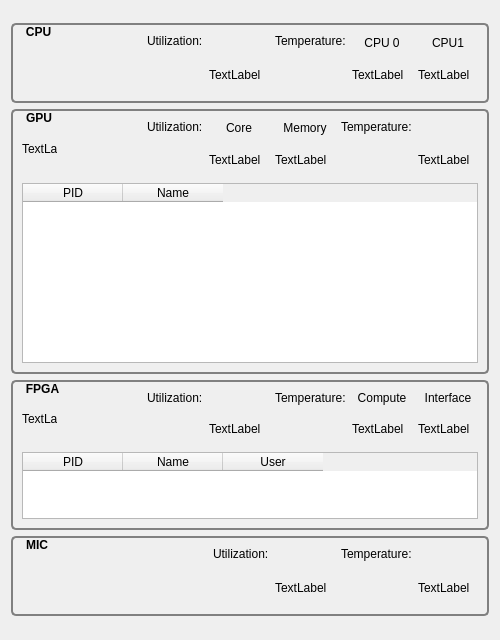
Before: the Qt Designer form utilities/msmonitor/gui/ui/formsystemoverview.ui in akiml/ampehre, drawn with Qt 5.
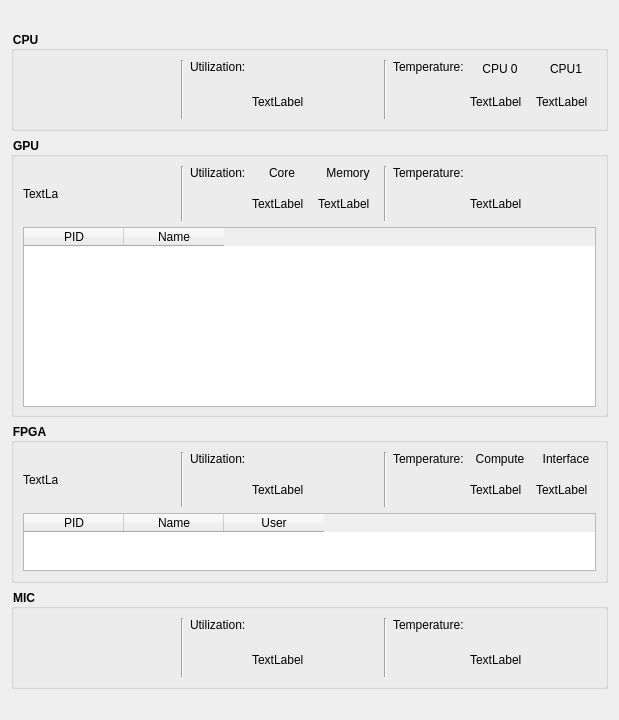
After: the same form once the commit is applied.

Commit message: Modified System Overview GUI.

What changed in the file:
```diff
--- a/utilities/msmonitor/gui/ui/formsystemoverview.ui
+++ b/utilities/msmonitor/gui/ui/formsystemoverview.ui
@@ -6,8 +6,8 @@
    <rect>
     <x>0</x>
     <y>0</y>
-    <width>500</width>
-    <height>640</height>
+    <width>619</width>
+    <height>720</height>
    </rect>
   </property>
   <property name="sizePolicy">
@@ -18,8 +18,8 @@
   </property>
   <property name="minimumSize">
    <size>
-    <width>500</width>
-    <height>610</height>
+    <width>540</width>
+    <height>680</height>
    </size>
   </property>
   <property name="windowTitle">
@@ -33,7 +33,7 @@
        <property name="maximumSize">
         <size>
          <width>16777215</width>
-         <height>80</height>
+         <height>100</height>
         </size>
        </property>
        <property name="font">
@@ -43,15 +43,9 @@
         </font>
        </property>
        <property name="styleSheet">
-        <string notr="true">QGroupBox {
-	border: 2px solid gray;
-	border-radius: 5px; 
-}
-QGroupBox::title { 
-	background-color: transparent;
-    subcontrol-position: top left; /* position at the top left*/ 
-    padding:2 13px;
- } </string>
+        <string notr="true">QGroupBox::title { 
+	background-color: solid;
+ }</string>
        </property>
        <property name="title">
         <string>CPU</string>
@@ -70,6 +64,13 @@
           </property>
          </spacer>
         </item>
+        <item>
+         <widget class="Line" name="line">
+          <property name="orientation">
+           <enum>Qt::Vertical</enum>
+          </property>
+         </widget>
+        </item>
         <item>
          <widget class="QLabel" name="labelUtilization">
           <property name="maximumSize">
@@ -122,6 +123,52 @@
           </item>
          </layout>
         </item>
+        <item>
+         <layout class="QVBoxLayout" name="verticalLayout_15">
+          <item>
+           <spacer name="verticalSpacer_6">
+            <property name="orientation">
+             <enum>Qt::Vertical</enum>
+            </property>
+            <property name="sizeHint" stdset="0">
+             <size>
+              <width>20</width>
+              <height>40</height>
+             </size>
+            </property>
+           </spacer>
+          </item>
+          <item>
+           <widget class="QLabel" name="labelCPUPixmapUtilization2">
+            <property name="enabled">
+             <bool>true</bool>
+            </property>
+            <property name="minimumSize">
+             <size>
+              <width>60</width>
+              <height>35</height>
+             </size>
+            </property>
+            <property name="maximumSize">
+             <size>
+              <width>60</width>
+              <height>35</height>
+             </size>
+            </property>
+            <property name="text">
+             <string/>
+            </property>
+           </widget>
+          </item>
+         </layout>
+        </item>
+        <item>
+         <widget class="Line" name="line_2">
+          <property name="orientation">
+           <enum>Qt::Vertical</enum>
+          </property>
+         </widget>
+        </item>
         <item>
          <widget class="QLabel" name="labelCPUTemperature">
           <property name="text">
@@ -206,7 +253,7 @@
        <property name="maximumSize">
         <size>
          <width>16777215</width>
-         <height>265</height>
+         <height>280</height>
         </size>
        </property>
        <property name="font">
@@ -216,15 +263,9 @@
         </font>
        </property>
        <property name="styleSheet">
-        <string notr="true">QGroupBox {
-	border: 2px solid gray;
-	border-radius: 5px; 
-}
-QGroupBox::title { 
-	background-color: transparent;
-    subcontrol-position: top left; /* position at the top left*/ 
-    padding:2 13px;
- } </string>
+        <string notr="true">QGroupBox::title { 
+	background-color: solid;
+ }</string>
        </property>
        <property name="title">
         <string>GPU</string>
@@ -267,6 +308,13 @@
             </property>
            </spacer>
           </item>
+          <item>
+           <widget class="Line" name="line_3">
+            <property name="orientation">
+             <enum>Qt::Vertical</enum>
+            </property>
+           </widget>
+          </item>
           <item>
            <widget class="QLabel" name="labelGPUUtilization">
             <property name="minimumSize">
@@ -349,6 +397,13 @@
             </item>
            </layout>
           </item>
+          <item>
+           <widget class="Line" name="line_4">
+            <property name="orientation">
+             <enum>Qt::Vertical</enum>
+            </property>
+           </widget>
+          </item>
           <item>
            <widget class="QLabel" name="labelGPUTemperature">
             <property name="minimumSize">
@@ -401,6 +456,42 @@
             </item>
            </layout>
           </item>
+          <item>
+           <layout class="QVBoxLayout" name="verticalLayout_16">
+            <item>
+             <spacer name="verticalSpacer_7">
+              <property name="orientation">
+               <enum>Qt::Vertical</enum>
+              </property>
+              <property name="sizeHint" stdset="0">
+               <size>
+                <width>20</width>
+                <height>40</height>
+               </size>
+              </property>
+             </spacer>
+            </item>
+            <item>
+             <widget class="QLabel" name="label">
+              <property name="minimumSize">
+               <size>
+                <width>60</width>
+                <height>35</height>
+               </size>
+              </property>
+              <property name="maximumSize">
+               <size>
+                <width>60</width>
+                <height>35</height>
+               </size>
+              </property>
+              <property name="text">
+               <string/>
+              </property>
+             </widget>
+            </item>
+           </layout>
+          </item>
          </layout>
         </item>
         <item>
@@ -437,7 +528,7 @@
        <property name="maximumSize">
         <size>
          <width>16777215</width>
-         <height>150</height>
+         <height>160</height>
         </size>
        </property>
        <property name="font">
@@ -447,15 +538,9 @@
         </font>
        </property>
        <property name="styleSheet">
-        <string notr="true">QGroupBox {
-	border: 2px solid gray;
-	border-radius: 5px; 
-}
-QGroupBox::title { 
-	background-color: transparent;
-    subcontrol-position: top left; /* position at the top left*/ 
-    padding:2 13px;
- } </string>
+        <string notr="true">QGroupBox::title { 
+	background-color: solid;
+ }</string>
        </property>
        <property name="title">
         <string>FPGA</string>
@@ -495,6 +580,13 @@
             </property>
            </spacer>
           </item>
+          <item>
+           <widget class="Line" name="line_5">
+            <property name="orientation">
+             <enum>Qt::Vertical</enum>
+            </property>
+           </widget>
+          </item>
           <item>
            <widget class="QLabel" name="labelFPGAUtilization">
             <property name="minimumSize">
@@ -547,6 +639,49 @@
             </item>
            </layout>
           </item>
+          <item>
+           <layout class="QVBoxLayout" name="verticalLayout_17">
+            <item>
+             <spacer name="verticalSpacer_8">
+              <property name="orientation">
+               <enum>Qt::Vertical</enum>
+              </property>
+              <property name="sizeHint" stdset="0">
+               <size>
+                <width>20</width>
+                <height>40</height>
+               </size>
+              </property>
+             </spacer>
+            </item>
+            <item>
+             <widget class="QLabel" name="label_2">
+              <property name="minimumSize">
+               <size>
+                <width>60</width>
+                <height>35</height>
+               </size>
+              </property>
+              <property name="maximumSize">
+               <size>
+                <width>60</width>
+                <height>35</height>
+               </size>
+              </property>
+              <property name="text">
+               <string/>
+              </property>
+             </widget>
+            </item>
+           </layout>
+          </item>
+          <item>
+           <widget class="Line" name="line_7">
+            <property name="orientation">
+             <enum>Qt::Vertical</enum>
+            </property>
+           </widget>
+          </item>
           <item>
            <widget class="QLabel" name="labelFPGATemperature">
             <property name="minimumSize">
@@ -658,7 +793,7 @@
        <property name="maximumSize">
         <size>
          <width>16777215</width>
-         <height>80</height>
+         <height>100</height>
         </size>
        </property>
        <property name="font">
@@ -668,15 +803,9 @@
         </font>
        </property>
        <property name="styleSheet">
-        <string notr="true">QGroupBox {
-	border: 2px solid gray;
-	border-radius: 5px; 
-}
-QGroupBox::title { 
-	background-color: transparent;
-    subcontrol-position: top left; /* position at the top left*/ 
-    padding:2 13px;
- } </string>
+        <string notr="true">QGroupBox::title { 
+	background-color: solid;
+ }</string>
        </property>
        <property name="title">
         <string>MIC</string>
@@ -695,6 +824,13 @@
           </property>
          </spacer>
         </item>
+        <item>
+         <widget class="Line" name="line_6">
+          <property name="orientation">
+           <enum>Qt::Vertical</enum>
+          </property>
+         </widget>
+        </item>
         <item>
          <widget class="QLabel" name="labelMICUtilization">
           <property name="text">
@@ -708,17 +844,11 @@
         <item>
          <layout class="QVBoxLayout" name="verticalLayout_13">
           <item>
-           <spacer name="verticalSpacer_4">
-            <property name="orientation">
-             <enum>Qt::Vertical</enum>
+           <widget class="QLabel" name="label_6">
+            <property name="text">
+             <string/>
             </property>
-            <property name="sizeHint" stdset="0">
-             <size>
-              <width>20</width>
-              <height>40</height>
-             </size>
-            </property>
-           </spacer>
+           </widget>
           </item>
           <item>
            <widget class="QLabel" name="labelMICPixmapUtilization">
@@ -741,6 +871,43 @@
           </item>
          </layout>
         </item>
+        <item>
+         <layout class="QVBoxLayout" name="verticalLayout_18">
+          <item>
+           <widget class="QLabel" name="label_5">
+            <property name="text">
+             <string/>
+            </property>
+           </widget>
+          </item>
+          <item>
+           <widget class="QLabel" name="label_3">
+            <property name="minimumSize">
+             <size>
+              <width>60</width>
+              <height>35</height>
+             </size>
+            </property>
+            <property name="maximumSize">
+             <size>
+              <width>60</width>
+              <height>35</height>
+             </size>
+            </property>
+            <property name="text">
+             <string/>
+            </property>
+           </widget>
+          </item>
+         </layout>
+        </item>
+        <item>
+         <widget class="Line" name="line_8">
+          <property name="orientation">
+           <enum>Qt::Vertical</enum>
+          </property>
+         </widget>
+        </item>
         <item>
          <widget class="QLabel" name="labelMICTemperature">
           <property name="text">
@@ -754,17 +921,11 @@
         <item>
          <layout class="QVBoxLayout" name="verticalLayout_14">
           <item>
-           <spacer name="verticalSpacer_5">
-            <property name="orientation">
-             <enum>Qt::Vertical</enum>
+           <widget class="QLabel" name="label_7">
+            <property name="text">
+             <string/>
             </property>
-            <property name="sizeHint" stdset="0">
-             <size>
-              <width>20</width>
-              <height>40</height>
-             </size>
-            </property>
-           </spacer>
+           </widget>
           </item>
           <item>
            <widget class="QLabel" name="labelMICPixmapTemperature">
@@ -787,6 +948,29 @@
           </item>
          </layout>
         </item>
+        <item>
+         <layout class="QVBoxLayout" name="verticalLayout_19">
+          <item>
+           <widget class="QLabel" name="label_4">
+            <property name="minimumSize">
+             <size>
+              <width>60</width>
+              <height>35</height>
+             </size>
+            </property>
+            <property name="maximumSize">
+             <size>
+              <width>60</width>
+              <height>35</height>
+             </size>
+            </property>
+            <property name="text">
+             <string/>
+            </property>
+           </widget>
+          </item>
+         </layout>
+        </item>
        </layout>
       </widget>
      </item>
```
The commit also changes 1 other file.
